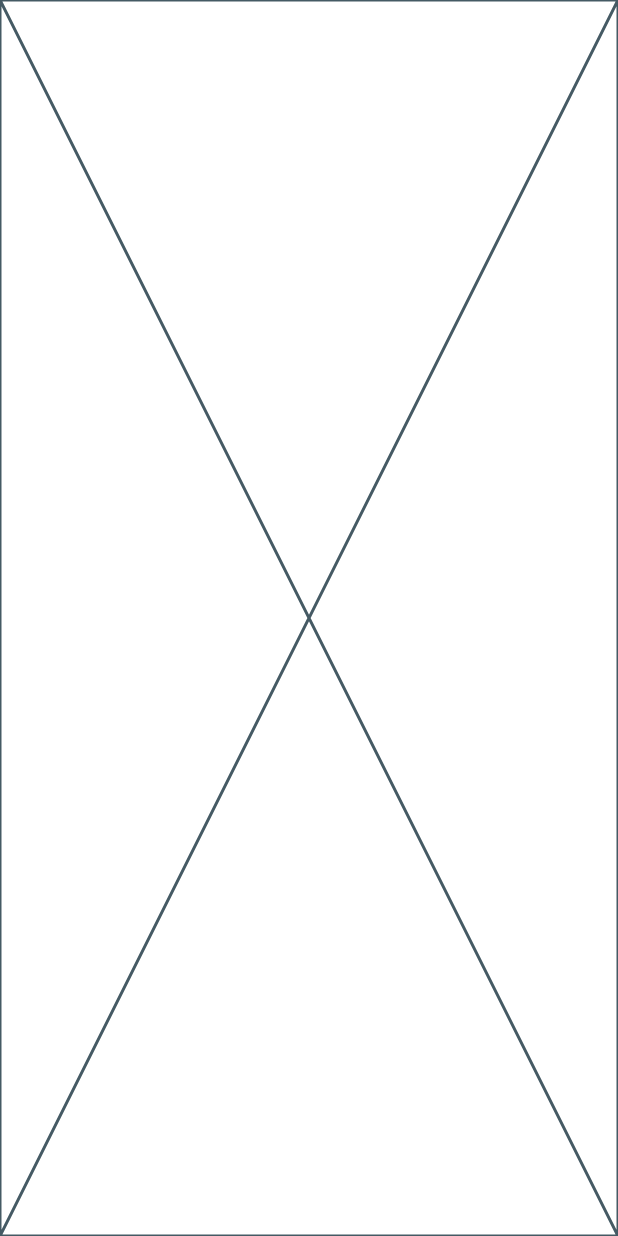
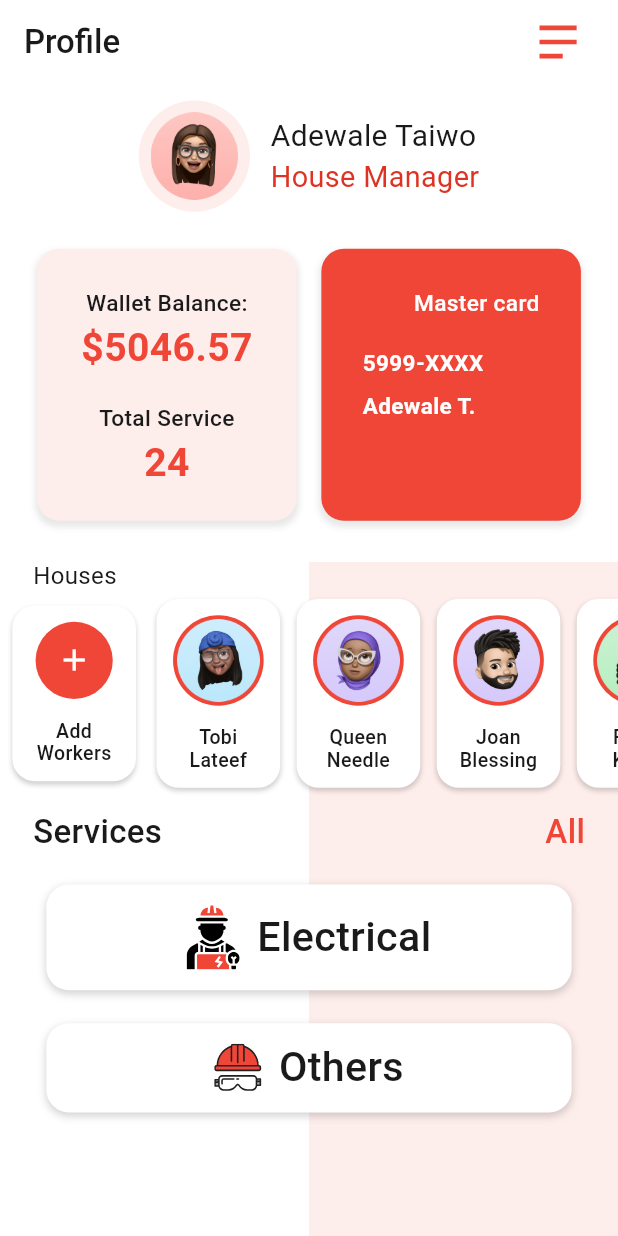
Before and after one commit to TomaMata21/job_profile_page_mobile_UI, a Flutter app: the screen it shows after launch, on a phone screen of 412 x 824 dp. Run offline on Flutter 3.47's test engine with Material 2 defaults, Android fonts, the light colour scheme and no system bars; our stand-ins replace flutter_svg, gap, sizer; Roboto replaces fonts that are missing (Poppins).

Commit message:
complete profile screen

```diff
--- a/lib/screens/profile/profile_screen.dart
+++ b/lib/screens/profile/profile_screen.dart
@@ -1,10 +1,154 @@
 import 'package:flutter/material.dart';
+import 'package:flutter_svg/flutter_svg.dart';
+import 'package:gap/gap.dart';
+import 'package:sizer/sizer.dart';
+
+import '../../utils/constants/assets.dart';
+import '../../utils/constants/data.dart';
+import '../../utils/constants/local_string.dart';
+import '../../utils/theme/app_style.dart';
+import 'widgets/add_worker_button.dart';
+import 'widgets/balance_card.dart';
+import 'widgets/master_card.dart';
+import 'widgets/service_item.dart';
+import 'widgets/user_profile.dart';
+import 'widgets/worker_item.dart';
 
 class ProfileScreen extends StatelessWidget {
   const ProfileScreen({super.key});
 
   @override
   Widget build(BuildContext context) {
-    return const Placeholder();
+    return Scaffold(
+      backgroundColor: $styles.colors.white,
+      appBar: AppBar(
+        backgroundColor: $styles.colors.white,
+        elevation: 0,
+        title: Text(
+          LocalString.profile,
+          style: $styles.text.bodyLargeBold,
+        ),
+        actions: [
+          Padding(
+            padding: EdgeInsets.only(right: $styles.insets.ss),
+            child: InkWell(
+              onTap: () {},
+              child: Padding(
+                padding: EdgeInsets.all($styles.insets.xs),
+                child: SvgPicture.asset(
+                  Assets.filter,
+                  height: 25,
+                  width: 25,
+                ),
+              ),
+            ),
+          ),
+        ],
+      ),
+      body: SizedBox(
+        width: 100.w,
+        child: Column(
+          crossAxisAlignment: CrossAxisAlignment.center,
+          children: [
+            const UserProfile(),
+            Gap($styles.insets.s),
+            Row(
+              mainAxisAlignment: MainAxisAlignment.center,
+              children: [
+                const BalanceCard(),
+                Gap($styles.insets.ss),
+                const MasterCard(),
+              ],
+            ),
+            Gap($styles.insets.m),
+            Expanded(
+              child: Stack(
+                children: [
+                  Positioned(
+                    top: 0,
+                    bottom: 0,
+                    left: 0,
+                    right: 50.w,
+                    child: Container(
+                      color: $styles.colors.white,
+                    ),
+                  ),
+                  Positioned(
+                    top: 0,
+                    bottom: 0,
+                    left: 50.w,
+                    right: 0,
+                    child: Container(
+                      color: $styles.colors.lightPrimary,
+                    ),
+                  ),
+                  Positioned(
+                    top: 0,
+                    right: 0,
+                    left: 0,
+                    bottom: 0,
+                    child: SingleChildScrollView(
+                      physics: const BouncingScrollPhysics(),
+                      child: Column(
+                        crossAxisAlignment: CrossAxisAlignment.start,
+                        children: [
+                          Padding(
+                            padding: EdgeInsets.symmetric(
+                                horizontal: $styles.insets.sm),
+                            child: Text(
+                              LocalString.houses,
+                              style: $styles.text.bodyLarge,
+                            ),
+                          ),
+                          SingleChildScrollView(
+                            physics: const BouncingScrollPhysics(),
+                            scrollDirection: Axis.horizontal,
+                            child: Row(
+                              children: [
+                                const AddWorkerButton(),
+                                ...workers.map(
+                                  (e) => WorkerItem(
+                                    worker: e,
+                                    index: workers.indexOf(e),
+                                  ),
+                                )
+                              ],
+                            ),
+                          ),
+                          Gap($styles.insets.xs),
+                          Padding(
+                            padding: EdgeInsets.symmetric(
+                                horizontal: $styles.insets.sm),
+                            child: Row(
+                              mainAxisAlignment: MainAxisAlignment.spaceBetween,
+                              children: [
+                                Text(
+                                  LocalString.services,
+                                  style: $styles.text.bodyLargeBold,
+                                ),
+                                Text(
+                                  LocalString.all,
+                                  style: $styles.text.bodyLargeBold.copyWith(
+                                    color: $styles.colors.primary,
+                                  ),
+                                ),
+                              ],
+                            ),
+                          ),
+                          Gap($styles.insets.xs),
+                          ...services.map(
+                            (e) => ServiceItem(service: e) ,
+                          ),
+                        ],
+                      ),
+                    ),
+                  ),
+                ],
+              ),
+            ),
+          ],
+        ),
+      ),
+    );
   }
 }
--- /dev/null
+++ b/lib/screens/profile/widgets/add_worker_button.dart
@@ -0,0 +1,51 @@
+import 'package:flutter/material.dart';
+import 'package:gap/gap.dart';
+import 'package:sizer/sizer.dart';
+
+import '../../../utils/constants/local_string.dart';
+import '../../../utils/theme/app_style.dart';
+
+class AddWorkerButton extends StatelessWidget {
+  const AddWorkerButton({super.key});
+
+  @override
+  Widget build(BuildContext context) {
+    return Container(
+      padding: EdgeInsets.all($styles.insets.xs),
+      margin: EdgeInsets.all($styles.insets.xxs),
+      width: 20.w,
+      decoration: BoxDecoration(
+          color: $styles.colors.white,
+          borderRadius: BorderRadius.circular(15),
+          boxShadow: [
+            BoxShadow(
+              color: $styles.colors.black.withOpacity(0.2),
+              offset: const Offset(0, 2),
+              blurRadius: 2,
+            ),
+          ]),
+      child: Column(
+        mainAxisSize: MainAxisSize.min,
+        children: [
+          Container(
+            decoration: BoxDecoration(
+              color: $styles.colors.primary,
+              shape: BoxShape.circle,
+            ),
+            padding: EdgeInsets.all($styles.insets.s),
+            child: Icon(
+              Icons.add,
+              color: $styles.colors.white,
+            ),
+          ),
+          Gap($styles.insets.s),
+          Text(
+            LocalString.addWorkers,
+            textAlign: TextAlign.center,
+            style: $styles.text.houseText,
+          ),
+        ],
+      ),
+    );
+  }
+}
--- /dev/null
+++ b/lib/screens/profile/widgets/balance_card.dart
@@ -0,0 +1,57 @@
+import 'package:flutter/material.dart';
+import 'package:gap/gap.dart';
+import 'package:sizer/sizer.dart';
+
+import '../../../utils/constants/data.dart';
+import '../../../utils/constants/local_string.dart';
+import '../../../utils/theme/app_style.dart';
+
+class BalanceCard extends StatelessWidget {
+  const BalanceCard({super.key});
+
+  @override
+  Widget build(BuildContext context) {
+    return Container(
+      width: 42.w,
+      height: 22.h,
+      padding: EdgeInsets.all($styles.insets.m),
+      decoration: BoxDecoration(
+          color: $styles.colors.lightPrimary,
+          borderRadius: BorderRadius.circular(15),
+          boxShadow: [
+            BoxShadow(
+              color: $styles.colors.black.withOpacity(0.1),
+              offset: const Offset(0, 3),
+              spreadRadius: 1,
+              blurRadius: 3,
+            ),
+          ]),
+      child: SingleChildScrollView(
+        physics: const NeverScrollableScrollPhysics(),
+        child: Column(
+          children: [
+            Text(
+              LocalString.walletBalance,
+              style: $styles.text.labelSmallBold,
+            ),
+            Gap($styles.insets.xxxs),
+            Text(
+              wallet.balance,
+              style: $styles.text.numStyleMedium,
+            ),
+            Gap($styles.insets.sm),
+            Text(
+              LocalString.totalService,
+              style: $styles.text.labelSmallBold,
+            ),
+            Gap($styles.insets.xxxs),
+            Text(
+              wallet.services.toString(),
+              style: $styles.text.numStyleMedium,
+            ),
+          ],
+        ),
+      ),
+    );
+  }
+}
--- /dev/null
+++ b/lib/screens/profile/widgets/master_card.dart
@@ -0,0 +1,63 @@
+import 'package:flutter/material.dart';
+import 'package:gap/gap.dart';
+import 'package:sizer/sizer.dart';
+
+import '../../../utils/constants/data.dart';
+import '../../../utils/theme/app_style.dart';
+
+class MasterCard extends StatelessWidget {
+  const MasterCard({super.key});
+
+  @override
+  Widget build(BuildContext context) {
+    return Container(
+      width: 42.w,
+      height: 22.h,
+      padding: EdgeInsets.all($styles.insets.m),
+      decoration: BoxDecoration(
+          color: $styles.colors.primary,
+          borderRadius: BorderRadius.circular(15),
+          boxShadow: [
+            BoxShadow(
+              color: $styles.colors.black.withOpacity(0.1),
+              offset: const Offset(0, 3),
+              spreadRadius: 1,
+              blurRadius: 3,
+            ),
+          ]),
+      child: SingleChildScrollView(
+        physics: const NeverScrollableScrollPhysics(),
+        child: Column(
+          crossAxisAlignment: CrossAxisAlignment.start,
+          children: [
+            Align(
+              alignment: Alignment.topRight,
+              child: Text(
+                wallet.cardName,
+                style: $styles.text.labelSmallBold.copyWith(
+                  color: $styles.colors.white,
+                ),
+                textAlign: TextAlign.end,
+              ),
+            ),
+            Gap($styles.insets.sm),
+            Text(
+              wallet.cardId,
+              style: $styles.text.labelLarge,
+            ),
+            Gap($styles.insets.xs),
+            Text(
+              wallet.owner,
+              style: $styles.text.labelLarge,
+            ),
+            Gap($styles.insets.xxxs),
+            Text(
+              wallet.services.toString(),
+              style: $styles.text.numStyleMedium,
+            ),
+          ],
+        ),
+      ),
+    );
+  }
+}
--- /dev/null
+++ b/lib/screens/profile/widgets/service_item.dart
@@ -0,0 +1,46 @@
+import 'package:flutter/material.dart';
+import 'package:flutter_svg/svg.dart';
+import 'package:gap/gap.dart';
+import 'package:job_ui_app/models/service.dart';
+import 'package:sizer/sizer.dart';
+
+import '../../../utils/theme/app_style.dart';
+
+class ServiceItem extends StatelessWidget {
+  const ServiceItem({
+    super.key,
+    required this.service,
+  });
+
+  final Service service;
+
+  @override
+  Widget build(BuildContext context) {
+    return Align(
+      alignment: Alignment.center,
+      child: Container(
+        width: 85.w,
+        padding: EdgeInsets.all($styles.insets.s),
+        margin: EdgeInsets.symmetric(vertical: $styles.insets.xs),
+        decoration: BoxDecoration(
+            color: $styles.colors.white,
+            borderRadius: BorderRadius.circular(15),
+            boxShadow: [
+              BoxShadow(
+                color: $styles.colors.black.withOpacity(0.2),
+                offset: const Offset(0, 2),
+                blurRadius: 4,
+              ),
+            ]),
+        child: Row(
+          mainAxisAlignment: MainAxisAlignment.center,
+          children: [
+            SvgPicture.asset(service.image),
+            Gap($styles.insets.xs),
+            Text(service.name, style: $styles.text.titleMediumBold),
+          ],
+        ),
+      ),
+    );
+  }
+}
--- /dev/null
+++ b/lib/screens/profile/widgets/user_profile.dart
@@ -0,0 +1,56 @@
+import 'package:flutter/material.dart';
+import 'package:gap/gap.dart';
+import 'package:sizer/sizer.dart';
+
+import '../../../utils/constants/assets.dart';
+import '../../../utils/constants/data.dart';
+import '../../../utils/theme/app_style.dart';
+
+class UserProfile extends StatelessWidget {
+  const UserProfile({super.key});
+
+  @override
+  Widget build(BuildContext context) {
+    return InkWell(
+      onTap: () {},
+      child: Padding(
+        padding: EdgeInsets.symmetric(
+            vertical: $styles.insets.xs, horizontal: $styles.insets.s),
+        child: Row(
+          mainAxisSize: MainAxisSize.min,
+          mainAxisAlignment: MainAxisAlignment.center,
+          children: [
+            Container(
+              height: 18.w,
+              width: 18.w,
+              padding: const EdgeInsets.all(8),
+              decoration: BoxDecoration(
+                color: $styles.colors.lightPrimary,
+                shape: BoxShape.circle,
+              ),
+              child: Image.asset(
+                Assets.profile,
+              ),
+            ),
+            Gap($styles.insets.s),
+            Column(
+              crossAxisAlignment: CrossAxisAlignment.start,
+              children: [
+                Text(
+                  user.fullName,
+                  style: $styles.text.titleMedium,
+                ),
+                Gap($styles.insets.xxxs),
+                Text(
+                  user.profession,
+                  style: $styles.text.bodyMedium
+                      .copyWith(color: $styles.colors.primaryText),
+                ),
+              ],
+            ),
+          ],
+        ),
+      ),
+    );
+  }
+}
--- /dev/null
+++ b/lib/screens/profile/widgets/worker_item.dart
@@ -0,0 +1,50 @@
+import 'package:flutter/material.dart';
+import 'package:gap/gap.dart';
+import 'package:sizer/sizer.dart';
+
+import '../../../utils/theme/app_style.dart';
+
+class WorkerItem extends StatelessWidget {
+  const WorkerItem({super.key, required this.worker, required this.index});
+
+  final String worker;
+  final int index;
+
+  @override
+  Widget build(BuildContext context) {
+    return Container(
+      padding: EdgeInsets.all($styles.insets.xs),
+      margin: EdgeInsets.all($styles.insets.xxxs),
+      width: 20.w,
+      decoration: BoxDecoration(
+          color: $styles.colors.white,
+          borderRadius: BorderRadius.circular(15),
+          boxShadow: [
+            BoxShadow(
+              color: $styles.colors.black.withOpacity(0.2),
+              offset: const Offset(0, 2),
+              blurRadius: 2,
+            ),
+          ]),
+      child: Column(
+        mainAxisSize: MainAxisSize.min,
+        children: [
+          Container(
+            decoration: BoxDecoration(
+              color: $styles.colors.primary,
+              shape: BoxShape.circle,
+            ),
+            padding: EdgeInsets.all($styles.insets.xxxxs),
+            child: Image.asset("assets/images/worker$index.png"),
+          ),
+          Gap($styles.insets.s),
+          Text(
+            worker,
+            textAlign: TextAlign.center,
+            style: $styles.text.houseText,
+          ),
+        ],
+      ),
+    );
+  }
+}
--- a/lib/utils/constants/assets.dart
+++ b/lib/utils/constants/assets.dart
@@ -1,7 +1,8 @@
 class Assets {
   Assets._();
 
-  static const String profile = "assets/images/profile.svg";
+  static const String profile = "assets/images/profile.png";
   static const String electrician = "assets/images/electrician.svg";
   static const String other = "assets/images/helmet.svg";
+  static const String filter = "assets/images/filter.svg";
 }
--- a/lib/utils/constants/data.dart
+++ b/lib/utils/constants/data.dart
@@ -1,22 +1,27 @@
-
-
 import '../../models/service.dart';
+import '../../models/user.dart';
+import '../../models/wallet.dart';
 import 'assets.dart';
 
-final workers =  [
+final workers = [
   "Tobi Lateef",
   "Queen Needle",
   "Joan Blessing",
+  "Fomo Koma",
+  "Iss Verbalon",
 ];
 
-final jobs =  [
+final jobs = [
   "Product designer",
   "Frontend",
   "Visual designer",
   "Voyager",
 ];
 
-final services =  [
+final services = [
   Service(),
   Service(name: "Others", image: Assets.other),
 ];
+
+final user = User(profession: "House Manager");
+final wallet = Wallet();
--- a/lib/utils/constants/local_string.dart
+++ b/lib/utils/constants/local_string.dart
@@ -18,4 +18,7 @@ class LocalString {
   static const String houses = "Houses";
   static const String services = "Services";
   static const String all = "All";
+  static const String totalService = "Total Service";
+  static const String masterCard = "Master Card";
+  static const String addWorkers = "Add Workers";
 }
--- a/lib/utils/theme/app_style.dart
+++ b/lib/utils/theme/app_style.dart
@@ -63,7 +63,7 @@ class AppText {
   );
   late final labelSmallBold = TextStyle(
     color: $styles.colors.black,
-    fontSize: 11,
+    fontSize: 11.sp,
     fontFamily: 'Poppins',
     fontWeight: FontWeight.w500,
     height: 0,
@@ -77,9 +77,9 @@ class AppText {
   );
   late final bodyLargeBold = TextStyle(
     color: $styles.colors.black,
-    fontSize: 16,
+    fontSize: 16.sp,
     fontFamily: 'Poppins',
-    fontWeight: FontWeight.w400,
+    fontWeight: FontWeight.w500,
     height: 0,
   );
   late final titleMedium = TextStyle(
@@ -91,14 +91,14 @@ class AppText {
   );
   late final titleMediumBold = TextStyle(
     color: $styles.colors.black,
-    fontSize: 20,
+    fontSize: 20.sp,
     fontFamily: 'Poppins',
-    fontWeight: FontWeight.w400,
+    fontWeight: FontWeight.w500,
     height: 0,
   );
   late final numStyleMedium = TextStyle(
     color: $styles.colors.primary,
-    fontSize: 19,
+    fontSize: 19.sp,
     fontFamily: 'Poppins',
     fontWeight: FontWeight.w600,
     height: 0,
```
Also changed, not shown: assets/images/filter.svg (added), assets/images/profile.png (added), assets/images/profile.svg (deleted), assets/images/worker0.png (added), assets/images/worker1.png (added), assets/images/worker2.png (added), assets/images/worker3.png (added), assets/images/worker4.png (added).
